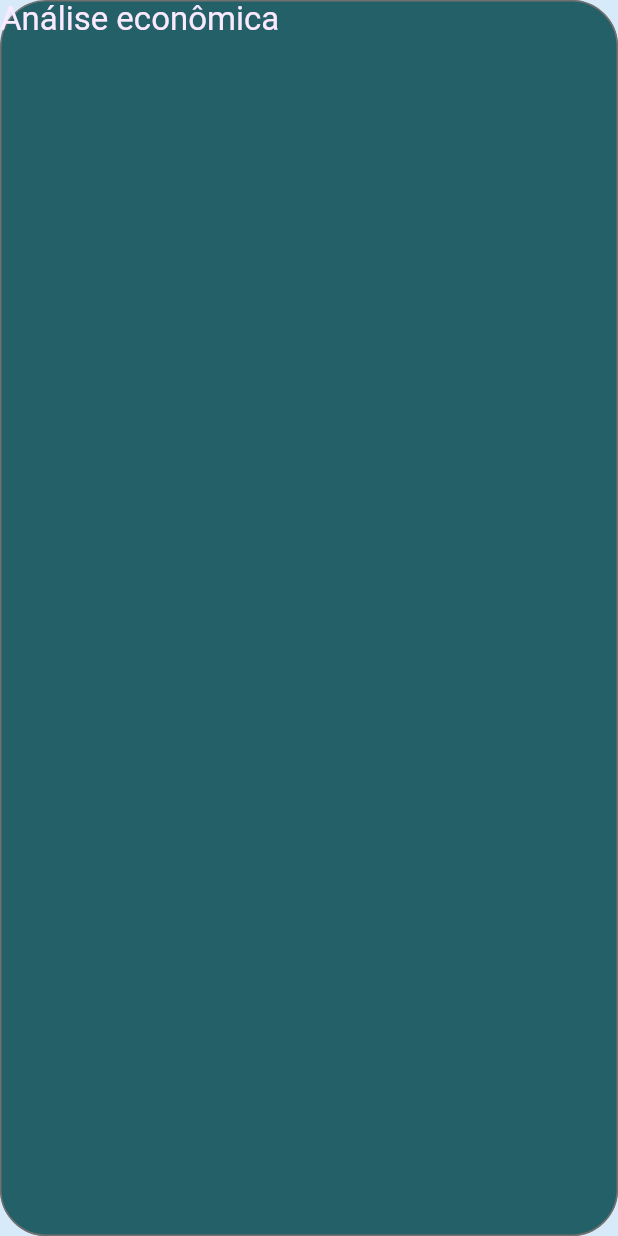
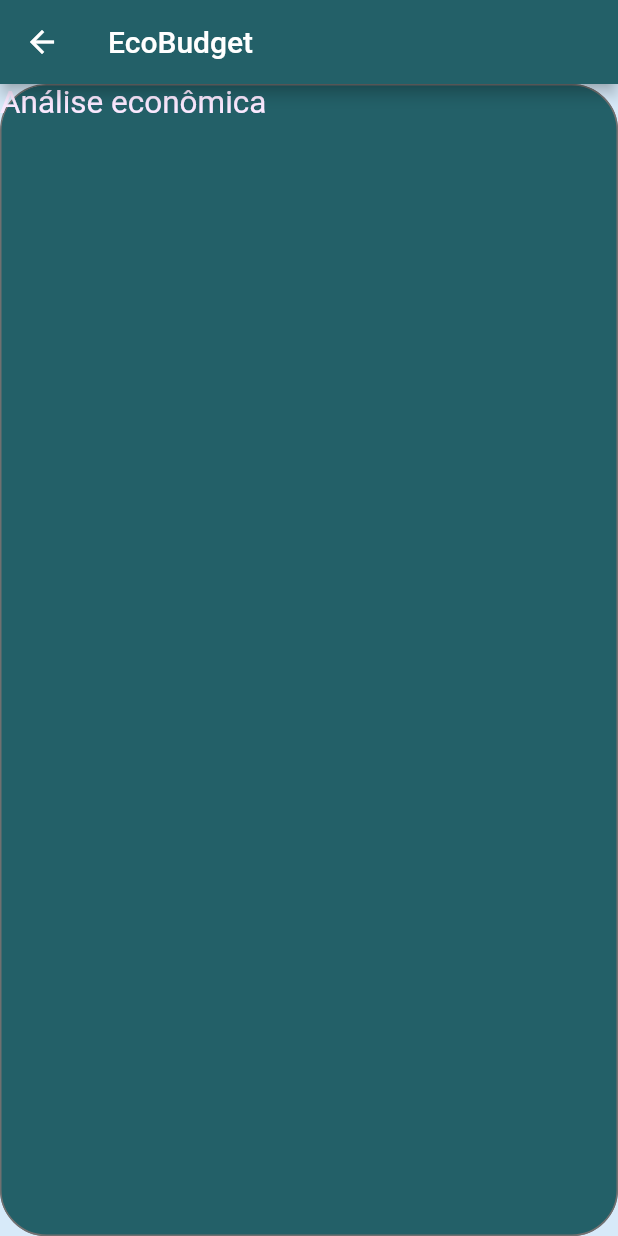
Before and after one commit to EcoBudget/EcoBudget, a Flutter app: the casa screen opened directly, on a phone screen of 412 x 824 dp. Run offline on Flutter 3.47's test engine with Material 2 defaults, Android fonts, the light colour scheme and no system bars; our stand-ins replace flutter_svg; missing offline and left inert: adobe_xd; Roboto replaces fonts that are missing (Segoe UI).

Commit message:
Appbar e alinhamento do menu secundario

```diff
--- a/ecobudget_app/lib/casa/casa.dart
+++ b/ecobudget_app/lib/casa/casa.dart
@@ -11,6 +11,11 @@ class casa extends StatelessWidget {
   @override
   Widget build(BuildContext context) {
     return Scaffold(
+      appBar: AppBar(
+        backgroundColor: Color(0xff236068),
+        title: Text("EcoBudget"),
+        leading: BackButton(onPressed: (){Navigator.pop(context);},),
+      ),
       backgroundColor: const Color(0xffd7eaf9),
       body: Stack(
         children: <Widget>[
@@ -117,12 +122,12 @@ class casa extends StatelessWidget {
           ),
           Pinned.fromPins(
             Pin(size: 172.0, middle: 0.5),
-            Pin(size: 30.0, middle: 0.6918),
+            Pin(size: 30.0, middle: 0.6925),
             child: Text(
               'Sobre os recursos',
               style: TextStyle(
                 fontFamily: 'Segoe UI',
-                fontSize: 22,
+                fontSize: 21,
                 color: const Color(0xfffbe9ff),
               ),
               textAlign: TextAlign.left,
@@ -149,19 +154,7 @@ class casa extends StatelessWidget {
               ),
             ),
           ),
-          Pinned.fromPins(
-            Pin(start: 28.0, end: 28.0),
-            Pin(size: 71.0, end: 96.0),
-            child: Text(
-              'Análise econômica',
-              style: TextStyle(
-                fontFamily: 'Segoe UI',
-                fontSize: 22,
-                color: const Color(0xfffbe9ff),
-              ),
-              textAlign: TextAlign.center,
-            ),
-          ),
+
           Pinned.fromPins(
             Pin(size: 200.4, start: 33.0),
             Pin(size: 54.6, middle: 0.8214),
@@ -183,8 +176,8 @@ class casa extends StatelessWidget {
             ),
           ),
           Pinned.fromPins(
-            Pin(start: 28.0, end: 28.0),
-            Pin(size: 71.0, end: 96.0),
+            Pin(start: 28.0, end: 30.0),
+            Pin(size: 71.0, end: 66.0),
             child: PageLink(
               links: [
                 PageLinkInfo(
@@ -198,7 +191,7 @@ class casa extends StatelessWidget {
                 'Análise econômica',
                 style: TextStyle(
                   fontFamily: 'Segoe UI',
-                  fontSize: 22,
+                  fontSize: 21,
                   color: const Color(0xfffbe9ff),
                 ),
                 textAlign: TextAlign.center,
--- a/ecobudget_app/lib/infos/sobreInovaMaua.dart
+++ b/ecobudget_app/lib/infos/sobreInovaMaua.dart
@@ -10,7 +10,7 @@ class sobreInovaMaua extends StatelessWidget {
     return MaterialApp(
       home: Scaffold(
         appBar: AppBar(
-          title: Text('Inova > Junior'),
+          leading: BackButton(onPressed: (){Navigator.pop(context);},),
           backgroundColor: Color(0xff1c3649),
 
         ),
```
